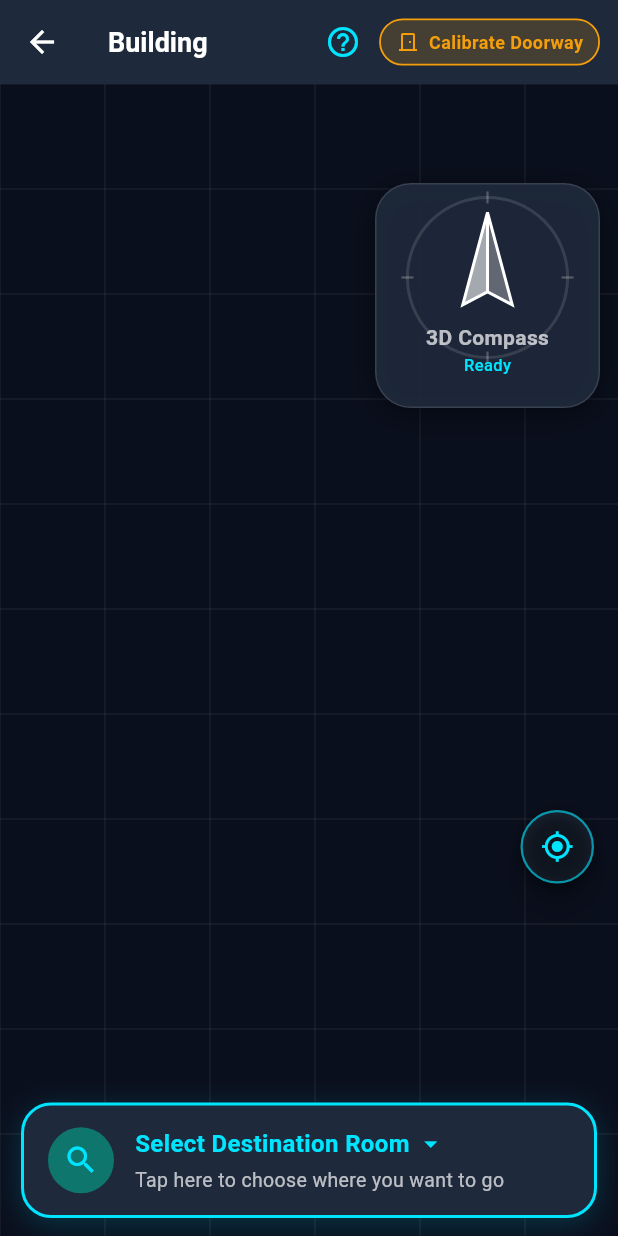
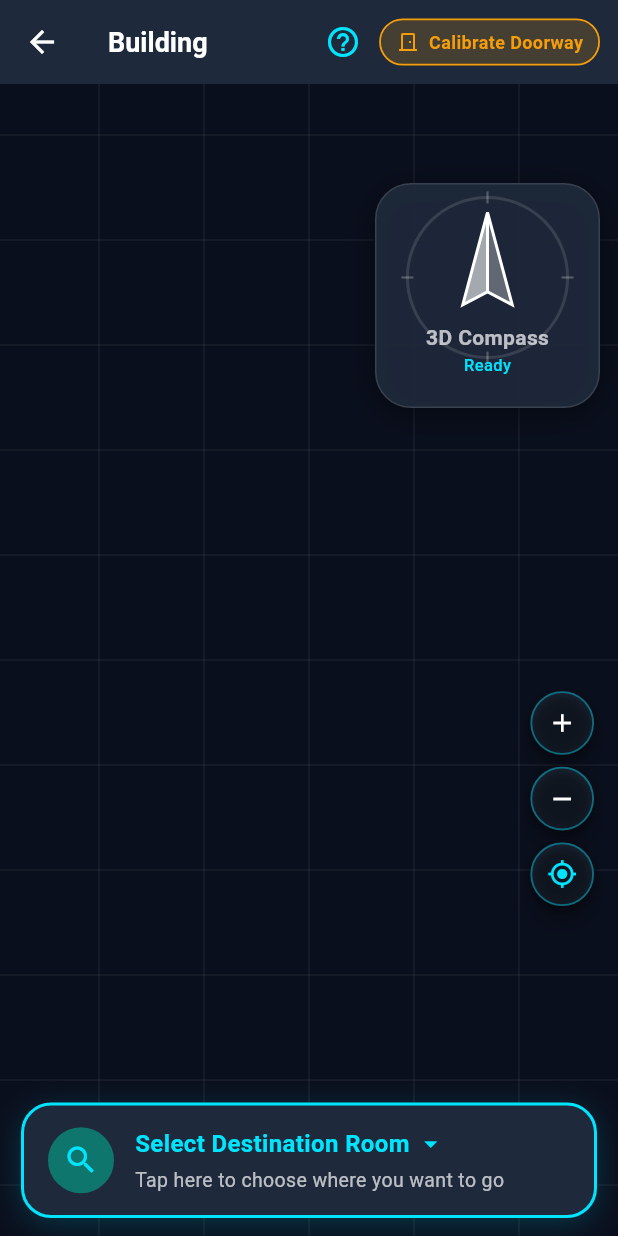
Before and after one commit to tobiastoica/3DCompass, a Flutter app: the NavigationScreen screen opened directly with empty values, after a tap on the "my location" icon, on a phone screen of 412 x 824 dp. Run offline on Flutter 3.47's test engine with Material 3 defaults, Android fonts, the phone set to English and light mode, and no system bars; our stand-ins replace camera, geolocator, sensors_plus; statements that could not run were skipped.

Commit message:
Fix ANR freeze, integrate gyroscope AHRS turn tracking, enable free pan/zoom, and continuous AR planes

```diff
--- a/lib/ui/features/navigation/views/widgets/floor_map_canvas.dart
+++ b/lib/ui/features/navigation/views/widgets/floor_map_canvas.dart
@@ -32,29 +32,45 @@ class FloorMapCanvas extends StatefulWidget {
 }
 
 class _FloorMapCanvasState extends State<FloorMapCanvas> {
-  final TransformationController _transformationController = TransformationController();
+  Offset _panOffset = Offset.zero;
+  double _zoomScale = 1.0;
+  double _baseScale = 1.0;
 
   void _recenter() {
-    _transformationController.value = Matrix4.identity();
+    setState(() {
+      _panOffset = Offset.zero;
+      _zoomScale = 1.0;
+    });
   }
 
-  @override
-  void dispose() {
-    _transformationController.dispose();
-    super.dispose();
+  void _zoomIn() {
+    setState(() {
+      _zoomScale = (_zoomScale * 1.3).clamp(0.35, 6.0);
+    });
+  }
+
+  void _zoomOut() {
+    setState(() {
+      _zoomScale = (_zoomScale / 1.3).clamp(0.35, 6.0);
+    });
   }
 
   @override
   Widget build(BuildContext context) {
     return Stack(
       children: [
-        // Pan & Zoom Interactive Canvas
-        InteractiveViewer(
-          transformationController: _transformationController,
-          minScale: 0.35,
-          maxScale: 6.0,
-          boundaryMargin: const EdgeInsets.all(1500.0),
-          constrained: true,
+        // Pan & Pinch-Zoom Vector Map Canvas
+        GestureDetector(
+          behavior: HitTestBehavior.opaque,
+          onScaleStart: (details) {
+            _baseScale = _zoomScale;
+          },
+          onScaleUpdate: (details) {
+            setState(() {
+              _zoomScale = (_baseScale * details.scale).clamp(0.35, 6.0);
+              _panOffset += details.focalPointDelta;
+            });
+          },
           child: SizedBox.expand(
             child: Container(
               color: const Color(0xFF0A0F1D),
@@ -64,45 +80,86 @@ class _FloorMapCanvasState extends State<FloorMapCanvas> {
                   floorIndex: widget.activeFloorIndex,
                   userPos: widget.userPosition,
                   path: widget.activePath,
+                  panOffset: _panOffset,
+                  zoomScale: _zoomScale,
                 ),
               ),
             ),
           ),
         ),
 
-        // Recenter Floating Button
+        // Zoom & Recenter Control Buttons Floating Bar
         Positioned(
           right: 16,
-          bottom: 235,
-          child: Material(
-            elevation: 8,
+          bottom: 220,
+          child: Column(
+            mainAxisSize: MainAxisSize.min,
+            children: [
+              // Zoom In (+) Button
+              _buildFloatingBtn(
+                icon: Icons.add,
+                tooltip: 'Zoom In',
+                onTap: _zoomIn,
+              ),
+              const SizedBox(height: 8),
+
+              // Zoom Out (-) Button
+              _buildFloatingBtn(
+                icon: Icons.remove,
+                tooltip: 'Zoom Out',
+                onTap: _zoomOut,
+              ),
+              const SizedBox(height: 8),
+
+              // Recenter Button
+              _buildFloatingBtn(
+                icon: Icons.my_location,
+                tooltip: 'Recenter on User',
+                onTap: _recenter,
+                iconColor: AppColors.cyanAccent,
+              ),
+            ],
+          ),
+        ),
+      ],
+    );
+  }
+
+  Widget _buildFloatingBtn({
+    required IconData icon,
+    required String tooltip,
+    required VoidCallback onTap,
+    Color iconColor = Colors.white,
+  }) {
+    return Material(
+      elevation: 6,
       shape: const CircleBorder(),
       color: AppColors.surfaceDark.withOpacity(0.92),
+      child: Tooltip(
+        message: tooltip,
         child: InkWell(
           customBorder: const CircleBorder(),
-              onTap: _recenter,
+          onTap: onTap,
           child: Container(
-                padding: const EdgeInsets.all(12),
+            padding: const EdgeInsets.all(10),
             decoration: BoxDecoration(
               shape: BoxShape.circle,
               border: Border.all(
-                    color: AppColors.cyanAccent.withOpacity(0.6),
-                    width: 1.5,
+                color: AppColors.cyanAccent.withOpacity(0.4),
+                width: 1.2,
               ),
               boxShadow: const [
-                    BoxShadow(color: Colors.black45, blurRadius: 8, offset: Offset(0, 2)),
+                BoxShadow(color: Colors.black45, blurRadius: 6, offset: Offset(0, 2)),
               ],
             ),
-                child: const Icon(
-                  Icons.my_location,
-                  color: AppColors.cyanAccent,
-                  size: 22,
+            child: Icon(
+              icon,
+              color: iconColor,
+              size: 20,
             ),
           ),
         ),
       ),
-        ),
-      ],
     );
   }
 }
@@ -113,28 +170,36 @@ class _FloorPlanPainter extends CustomPainter {
     required this.floorIndex,
     required this.userPos,
     required this.path,
+    required this.panOffset,
+    required this.zoomScale,
   });
 
   final Building3DModel? building;
   final int floorIndex;
   final Coordinates3D userPos;
   final NavigationPath? path;
+  final Offset panOffset;
+  final double zoomScale;
 
   @override
   void paint(Canvas canvas, Size size) {
-    final center = Offset(size.width / 2, size.height / 2);
-    const scale = 14.0; // 14 pixels per meter
+    final center = Offset(size.width / 2, size.height / 2) + panOffset;
+    final scale = 14.0 * zoomScale; // Scaled pixels per meter
 
     // Grid lines for scale reference
     final gridPaint = Paint()
       ..color = Colors.white.withOpacity(0.06)
       ..strokeWidth = 1.0;
-    const gridSpacing = 5.0 * scale; // 5 meters grid
-    for (var x = 0.0; x < size.width; x += gridSpacing) {
+    final gridSpacing = 5.0 * scale; // 5 meters grid
+    if (gridSpacing > 10.0) {
+      final startX = (center.dx % gridSpacing) - gridSpacing;
+      for (var x = startX; x < size.width + gridSpacing; x += gridSpacing) {
         canvas.drawLine(Offset(x, 0), Offset(x, size.height), gridPaint);
       }
-    for (var y = 0.0; y < size.height; y += gridSpacing) {
+      final startY = (center.dy % gridSpacing) - gridSpacing;
+      for (var y = startY; y < size.height + gridSpacing; y += gridSpacing) {
         canvas.drawLine(Offset(0, y), Offset(size.width, y), gridPaint);
+      }
     }
 
     if (building == null) return;
@@ -142,12 +207,12 @@ class _FloorPlanPainter extends CustomPainter {
     // Draw Floor Corridors / Edges
     final edgePaint = Paint()
       ..color = const Color(0xFF334155) // Slate 700 corridor paths
-      ..strokeWidth = 8.0
+      ..strokeWidth = 8.0 * zoomScale.clamp(0.6, 1.8)
       ..strokeCap = StrokeCap.round;
 
     final edgeGlowPaint = Paint()
       ..color = Colors.white.withOpacity(0.12)
-      ..strokeWidth = 2.0
+      ..strokeWidth = 2.0 * zoomScale.clamp(0.6, 1.8)
       ..strokeCap = StrokeCap.round;
 
     for (final edge in building!.navGraph.allEdges) {
@@ -167,14 +232,14 @@ class _FloorPlanPainter extends CustomPainter {
       if (pathPoints.length >= 2) {
         final pathGlowPaint = Paint()
           ..color = AppColors.cyanAccent.withOpacity(0.35)
-          ..strokeWidth = 10.0
+          ..strokeWidth = 10.0 * zoomScale.clamp(0.6, 1.8)
           ..strokeJoin = StrokeJoin.round
           ..strokeCap = StrokeCap.round
           ..style = PaintingStyle.stroke;
 
         final pathPaint = Paint()
           ..color = AppColors.cyanAccent
-          ..strokeWidth = 4.0
+          ..strokeWidth = 4.0 * zoomScale.clamp(0.6, 1.8)
           ..strokeJoin = StrokeJoin.round
           ..strokeCap = StrokeCap.round
           ..style = PaintingStyle.stroke;
@@ -196,40 +261,35 @@ class _FloorPlanPainter extends CustomPainter {
       final pos = center + Offset(node.position.x * scale, -node.position.y * scale);
 
       Color nodeColor;
-      IconData icon;
       if (node.type.name == 'room') {
         nodeColor = AppColors.cobaltBlue;
-        icon = Icons.meeting_room;
       } else if (node.type.name == 'stairs') {
         nodeColor = AppColors.amberWarning;
-        icon = Icons.stairs;
       } else if (node.type.name == 'doorway') {
         nodeColor = AppColors.emeraldGreen;
-        icon = Icons.door_front_door;
       } else {
         nodeColor = Colors.white54;
-        icon = Icons.circle;
       }
 
       // Draw node circle
       final nodePaint = Paint()
         ..color = nodeColor
         ..style = PaintingStyle.fill;
-      canvas.drawCircle(pos, 7.0, nodePaint);
+      canvas.drawCircle(pos, 7.0 * zoomScale.clamp(0.6, 1.5), nodePaint);
 
       final nodeRingPaint = Paint()
         ..color = Colors.white.withOpacity(0.8)
         ..strokeWidth = 1.5
         ..style = PaintingStyle.stroke;
-      canvas.drawCircle(pos, 7.0, nodeRingPaint);
+      canvas.drawCircle(pos, 7.0 * zoomScale.clamp(0.6, 1.5), nodeRingPaint);
 
       // Render Node Label with Dark Pill Background for maximum legibility
       if (node.name.isNotEmpty && node.type.name != 'hallway') {
         final textSpan = TextSpan(
           text: node.name,
-          style: const TextStyle(
+          style: TextStyle(
             color: Colors.white,
-            fontSize: 11,
+            fontSize: (11 * zoomScale.clamp(0.8, 1.3)).clamp(9.0, 15.0),
             fontWeight: FontWeight.bold,
           ),
         );
@@ -238,7 +298,7 @@ class _FloorPlanPainter extends CustomPainter {
           textDirection: TextDirection.ltr,
         )..layout();
 
-        final labelOffset = pos + Offset(-textPainter.width / 2, 11);
+        final labelOffset = pos + Offset(-textPainter.width / 2, 11 * zoomScale.clamp(0.8, 1.4));
         final bgRect = RRect.fromRectAndRadius(
           Rect.fromLTWH(
             labelOffset.dx - 6,
@@ -268,18 +328,18 @@ class _FloorPlanPainter extends CustomPainter {
     final userHaloPaint = Paint()
       ..color = AppColors.cyanAccent.withOpacity(0.25)
       ..style = PaintingStyle.fill;
-    canvas.drawCircle(userScreenPos, 18.0, userHaloPaint);
+    canvas.drawCircle(userScreenPos, 18.0 * zoomScale.clamp(0.7, 1.5), userHaloPaint);
 
     final userPinPaint = Paint()
       ..color = AppColors.cyanAccent
       ..style = PaintingStyle.fill;
-    canvas.drawCircle(userScreenPos, 7.5, userPinPaint);
+    canvas.drawCircle(userScreenPos, 7.5 * zoomScale.clamp(0.7, 1.5), userPinPaint);
 
     final userPinBorderPaint = Paint()
       ..color = Colors.white
       ..strokeWidth = 2.0
       ..style = PaintingStyle.stroke;
-    canvas.drawCircle(userScreenPos, 7.5, userPinBorderPaint);
+    canvas.drawCircle(userScreenPos, 7.5 * zoomScale.clamp(0.7, 1.5), userPinBorderPaint);
 
     // "YOU" Label over user position
     final youSpan = const TextSpan(
@@ -297,7 +357,7 @@ class _FloorPlanPainter extends CustomPainter {
     )..layout();
     youPainter.paint(
       canvas,
-      userScreenPos + Offset(-youPainter.width / 2, -22),
+      userScreenPos + Offset(-youPainter.width / 2, -22 * zoomScale.clamp(0.7, 1.5)),
     );
   }
 
@@ -305,6 +365,8 @@ class _FloorPlanPainter extends CustomPainter {
   bool shouldRepaint(covariant _FloorPlanPainter oldDelegate) {
     return oldDelegate.floorIndex != floorIndex ||
         oldDelegate.userPos != userPos ||
-        oldDelegate.path != path;
+        oldDelegate.path != path ||
+        oldDelegate.panOffset != panOffset ||
+        oldDelegate.zoomScale != zoomScale;
   }
 }
```
Also changed, not shown: lib/data/services/inertia_pdr_service.dart (+67 -7 lines), lib/ui/features/canvassing/view_models/canvassing_view_model.dart (+71 -8 lines), lib/ui/features/navigation/view_models/navigation_view_model.dart (+3 -6 lines), 1 other file. Lines whose indentation alone changed are shown as unchanged.
